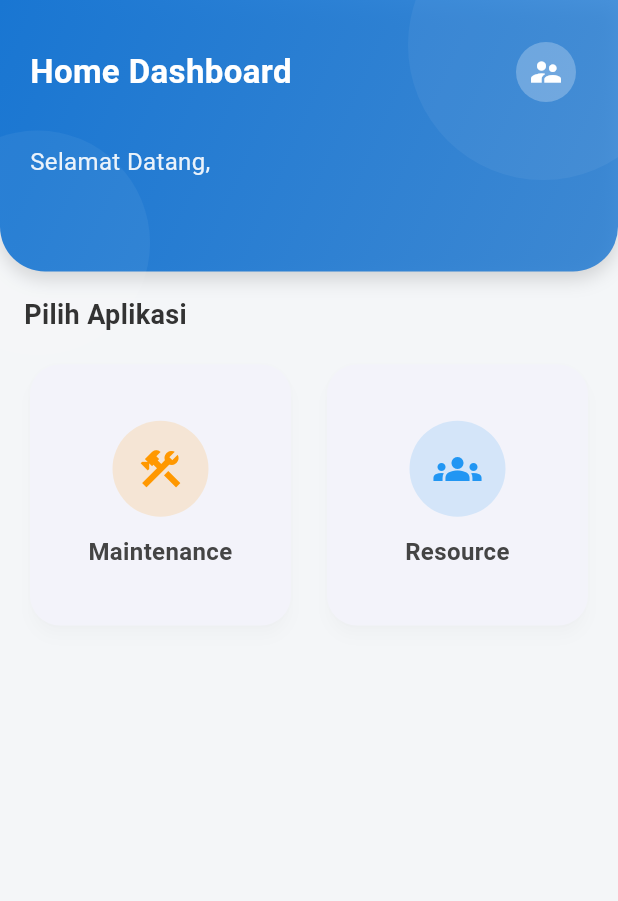
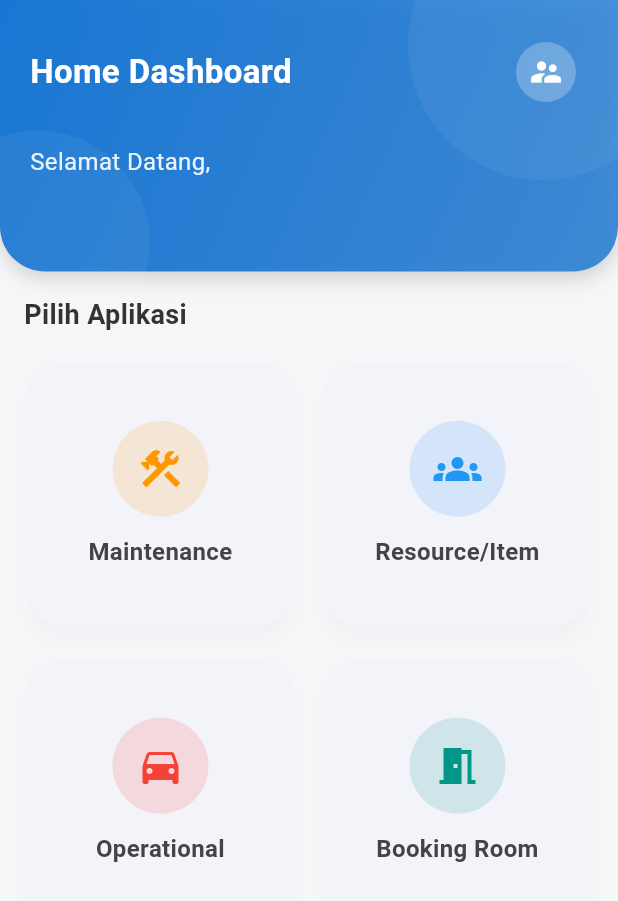
Before and after one commit to ridhosamir/masbro_inpower_app, a Flutter app: the HomeDashboardOfficer screen opened directly, on a phone screen of 412 x 824 dp. Shown: the top 901 px of the screen. Run offline on Flutter 3.47's test engine with Material 3 defaults, Android fonts, the light colour scheme and no system bars; our stand-ins replace cached_network_image, cloud_firestore, device_preview, firebase_auth, firebase_core, firebase_storage and 2 more; accounts and stored records are empty.

Commit message:
menambahkan pilihan aplikasi operasional dan booking room

```diff
--- a/lib/screens/homeDashboard/dashboard_officer.dart
+++ b/lib/screens/homeDashboard/dashboard_officer.dart
@@ -233,7 +233,7 @@ class _HomeDashboardOfficerState extends State<HomeDashboardOfficer> {
         ),
         _buildAppCard(
           context: context,
-          title: 'Resource',
+          title: 'Resource/Item',
           icon: Icons.groups,
           color: Colors.blue,
           onTap: () {
@@ -241,6 +241,34 @@ class _HomeDashboardOfficerState extends State<HomeDashboardOfficer> {
               context,
               MaterialPageRoute(
                   builder: (context) => OfficerDashboardResource()),
+            );
+          },
+        ),
+        _buildAppCard(
+          context: context,
+          title: 'Operational',
+          icon: Icons.directions_car,
+          color: Colors.red,
+          onTap: () {
+            ScaffoldMessenger.of(context).showSnackBar(
+              const SnackBar(
+                content: Text('Aplikasi Operasional akan segera tersedia!'),
+                backgroundColor: Colors.blue,
+              ),
+            );
+          },
+        ),
+        _buildAppCard(
+          context: context,
+          title: 'Booking Room',
+          icon: Icons.meeting_room,
+          color: Colors.teal,
+          onTap: () {
+            ScaffoldMessenger.of(context).showSnackBar(
+              const SnackBar(
+                content: Text('Aplikasi Booking Room akan segera tersedia!'),
+                backgroundColor: Colors.blue,
+              ),
             );
           },
         ),
```
Also changed, not shown: lib/screens/homeDashboard/dashboard_technician.dart (+29 -1 lines), lib/screens/homeDashboard/dashboard_user.dart (+29 -1 lines).
